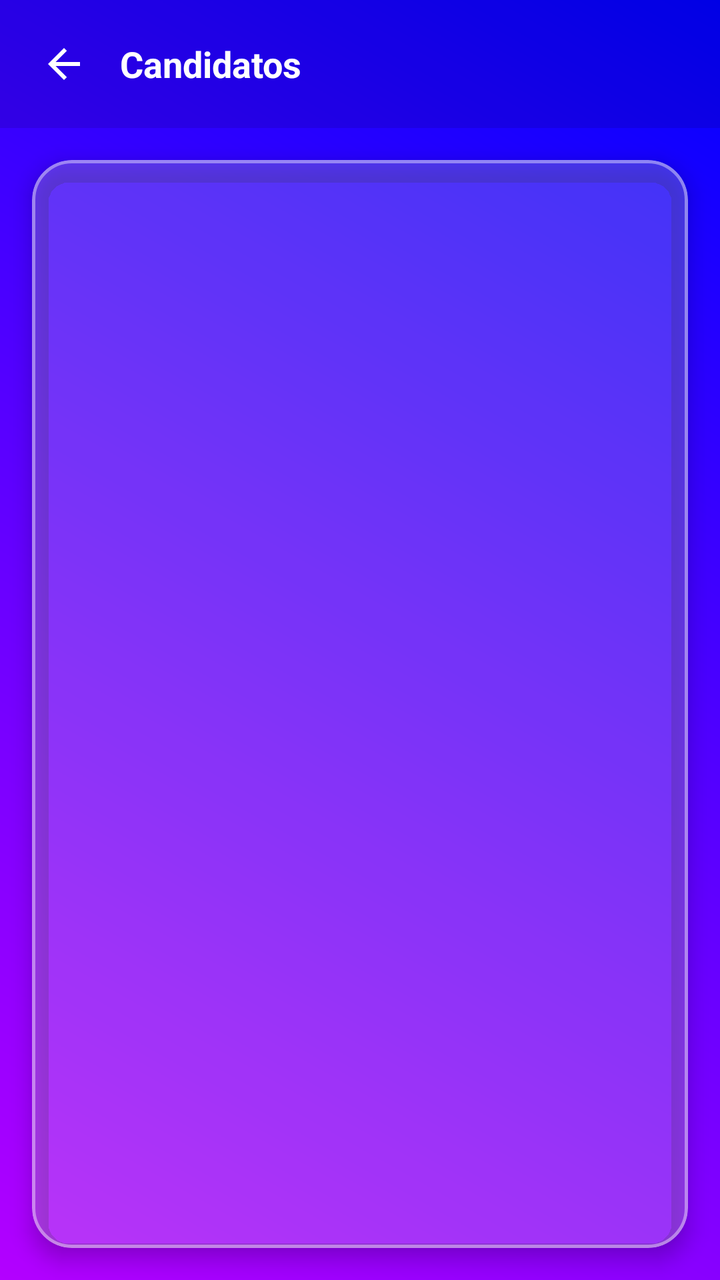
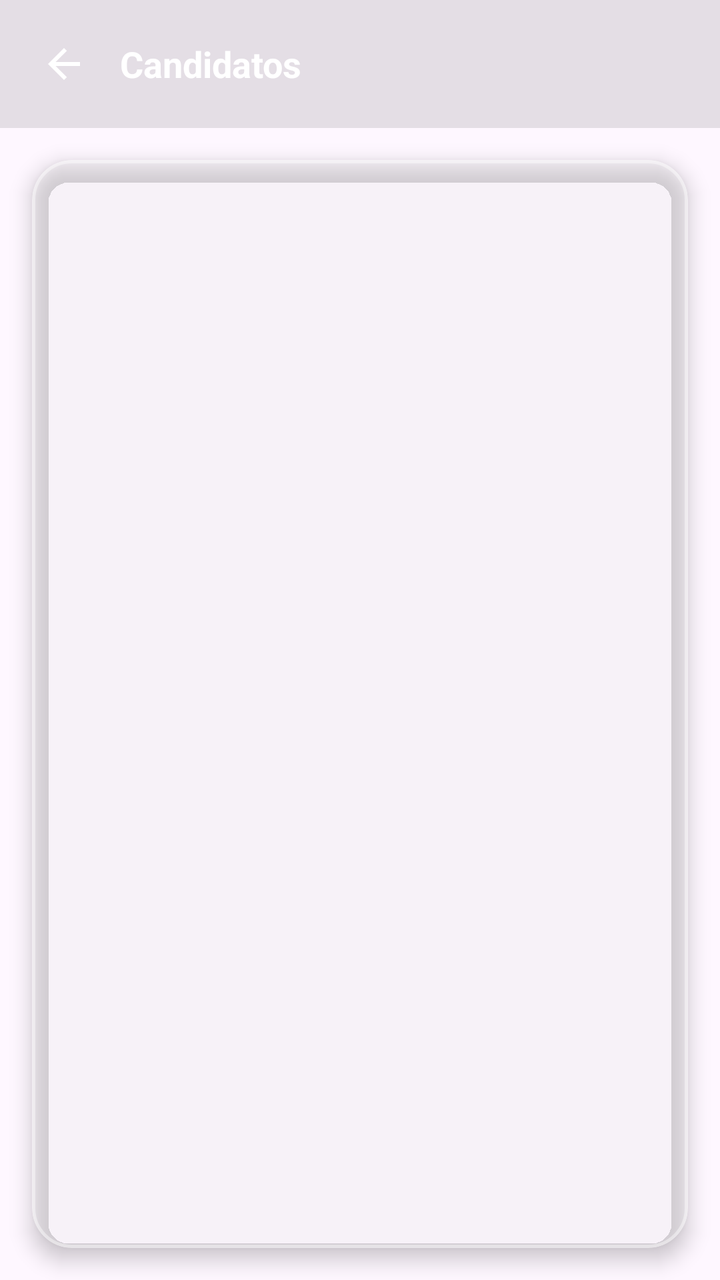

Screens rendered from an Android XML layout before and after an edit, with the pre-edit source and the edit as a unified diff.
<!-- AndroidManifest.xml: application theme Theme.PlataformaRemota -->
<!-- res/layout/activity_candidatos.xml -->
<?xml version="1.0" encoding="utf-8"?>
<LinearLayout xmlns:android="http://schemas.android.com/apk/res/android"
    xmlns:app="http://schemas.android.com/apk/res-auto"
    xmlns:tools="http://schemas.android.com/tools"
    android:layout_width="match_parent"
    android:layout_height="match_parent"
    android:background="@drawable/background_gradiente"
    android:orientation="vertical">

    <LinearLayout
        android:layout_width="match_parent"
        android:layout_height="wrap_content"
        android:background="#1A000000"
        android:gravity="center_vertical"
        android:orientation="horizontal"
        android:padding="12dp">

        <ImageView
            android:id="@+id/btnVoltarCandidatos"
            android:layout_width="40dp"
            android:layout_height="40dp"
            android:padding="8dp"
            android:background="?attr/selectableItemBackgroundBorderless"
            android:clickable="true"
            android:contentDescription="Voltar"
            android:focusable="true"
            android:src="@drawable/ic_arrow_back"
            app:tint="@color/white" />

        <TextView
            android:layout_width="0dp"
            android:layout_height="wrap_content"
            android:layout_marginStart="8dp"
            android:layout_weight="1"
            android:text="Candidatos"
            android:textColor="@color/white"
            android:textSize="18sp"
            android:textStyle="bold" />
    </LinearLayout>

    <com.google.android.material.card.MaterialCardView
        android:layout_width="match_parent"
        android:layout_height="0dp"
        android:layout_weight="1"
        android:layout_margin="16dp"
        app:cardBackgroundColor="#33FFFFFF"
        app:cardCornerRadius="20dp"
        app:cardElevation="6dp"
        app:strokeWidth="1.5dp"
        app:strokeColor="#66FFFFFF">

        <FrameLayout
            android:layout_width="match_parent"
            android:layout_height="match_parent"
            android:padding="4dp">

            <androidx.recyclerview.widget.RecyclerView
                android:id="@+id/rvCandidatos"
                android:layout_width="match_parent"
                android:layout_height="match_parent"
                android:visibility="gone"
                tools:listitem="@layout/item_candidato" />

            <LinearLayout
                android:id="@+id/layoutEstadoVazioCandidatos"
                android:layout_width="match_parent"
                android:layout_height="match_parent"
                android:gravity="center"
                android:orientation="vertical"
                android:padding="24dp"
                android:visibility="gone">

                <ImageView
                    android:layout_width="64dp"
                    android:layout_height="64dp"
                    android:layout_marginBottom="16dp"
                    android:src="@drawable/ic_inbox"
                    app:tint="#80FFFFFF" />

                <TextView
                    android:layout_width="wrap_content"
                    android:layout_height="wrap_content"
                    android:text="Ninguém se candidatou ainda"
                    android:textAlignment="center"
                    android:textColor="#80FFFFFF"
                    android:textSize="16sp" />
            </LinearLayout>

            <LinearLayout
                android:id="@+id/layoutLoadingCandidatos"
                android:layout_width="match_parent"
                android:layout_height="match_parent"
                android:gravity="center"
                android:orientation="vertical"
                android:visibility="visible">

                <ProgressBar
                    android:layout_width="48dp"
                    android:layout_height="48dp"
                    android:indeterminateTint="@color/white" />
            </LinearLayout>
        </FrameLayout>
    </com.google.android.material.card.MaterialCardView>
</LinearLayout>
<!-- res/layout/item_candidato.xml (included above) -->
<?xml version="1.0" encoding="utf-8"?>
<com.google.android.material.card.MaterialCardView xmlns:android="http://schemas.android.com/apk/res/android"
    xmlns:app="http://schemas.android.com/apk/res-auto"
    android:id="@+id/cardCandidato"
    android:layout_width="match_parent"
    android:layout_height="wrap_content"
    android:layout_marginHorizontal="8dp"
    android:layout_marginVertical="6dp"
    app:cardBackgroundColor="#F2FFFFFF"
    app:cardCornerRadius="16dp"
    app:cardElevation="2dp">

    <LinearLayout
        android:layout_width="match_parent"
        android:layout_height="wrap_content"
        android:gravity="center_vertical"
        android:orientation="horizontal"
        android:padding="16dp">

        <ImageView
            android:layout_width="40dp"
            android:layout_height="40dp"
            android:layout_marginEnd="12dp"
            android:src="@drawable/ic_person"
            app:tint="#0D226B" />

        <LinearLayout
            android:layout_width="0dp"
            android:layout_height="wrap_content"
            android:layout_weight="1"
            android:orientation="vertical">

            <TextView
                android:id="@+id/txtNomeCandidato"
                android:layout_width="match_parent"
                android:layout_height="wrap_content"
                android:text="Nome do Candidato"
                android:textColor="#0D226B"
                android:textSize="15sp"
                android:textStyle="bold" />

            <TextView
                android:id="@+id/txtDataCandidatura"
                android:layout_width="match_parent"
                android:layout_height="wrap_content"
                android:layout_marginTop="2dp"
                android:text="Candidatou-se em..."
                android:textColor="#888888"
                android:textSize="12sp" />
        </LinearLayout>

        <com.google.android.material.button.MaterialButton
            android:id="@+id/btnAbrirChatCandidato"
            android:layout_width="wrap_content"
            android:layout_height="40dp"
            android:insetTop="0dp"
            android:insetBottom="0dp"
            android:text="CHAT"
            android:textColor="@color/white"
            android:textSize="11sp"
            android:textStyle="bold"
            app:backgroundTint="#0D226B"
            app:cornerRadius="20dp"
            app:icon="@drawable/ic_chat"
            app:iconGravity="textStart"
            app:iconPadding="4dp"
            app:iconSize="14dp"
            app:iconTint="@color/white" />
    </LinearLayout>
</com.google.android.material.card.MaterialCardView>
<!-- resources referenced by this layout -->
<resources>
  <color name="white">#FFFFFFFF</color>
  <!-- drawable background_gradiente (drawable) -->
  <?xml version="1.0" encoding="utf-8"?>
  <shape xmlns:android="http://schemas.android.com/apk/res/android">
      <gradient
          android:startColor="#B300FF"
          android:endColor="#0000FF"
          android:angle="45"/>
  </shape>
  <!-- drawable ic_arrow_back (drawable) -->
  <vector xmlns:android="http://schemas.android.com/apk/res/android" android:autoMirrored="true" android:height="24dp" android:tint="#000000" android:viewportHeight="960" android:viewportWidth="960" android:width="24dp">
        
      <path android:fillColor="@android:color/white" android:pathData="M313,520L537,744L480,800L160,480L480,160L537,216L313,440L800,440L800,520L313,520Z"/>
      
  </vector>
  <!-- drawable ic_chat (drawable) -->
  <vector xmlns:android="http://schemas.android.com/apk/res/android" android:autoMirrored="true" android:height="24dp" android:tint="#000000" android:viewportHeight="960" android:viewportWidth="960" android:width="24dp">
        
      <path android:fillColor="@android:color/white" android:pathData="M240,560L560,560L560,480L240,480L240,560ZM240,440L720,440L720,360L240,360L240,440ZM240,320L720,320L720,240L240,240L240,320ZM80,880L80,160Q80,127 103.5,103.5Q127,80 160,80L800,80Q833,80 856.5,103.5Q880,127 880,160L880,640Q880,673 856.5,696.5Q833,720 800,720L240,720L80,880ZM206,640L800,640Q800,640 800,640Q800,640 800,640L800,160Q800,160 800,160Q800,160 800,160L160,160Q160,160 160,160Q160,160 160,160L160,685L206,640ZM160,640L160,640L160,160Q160,160 160,160Q160,160 160,160L160,160Q160,160 160,160Q160,160 160,160L160,640Q160,640 160,640Q160,640 160,640Z"/>
      
  </vector>
  <!-- drawable ic_inbox (drawable) -->
  <vector xmlns:android="http://schemas.android.com/apk/res/android" android:height="24dp" android:tint="#000000" android:viewportHeight="960" android:viewportWidth="960" android:width="24dp">
        
      <path android:fillColor="@android:color/white" android:pathData="M440,440L120,240L120,640Q120,640 120,640Q120,640 120,640L520,640L520,720L120,720Q87,720 63.5,696.5Q40,673 40,640L40,160Q40,127 63.5,103.5Q87,80 120,80L760,80Q793,80 816.5,103.5Q840,127 840,160L840,360L760,360L760,240L440,440ZM440,360L760,160L120,160L440,360ZM760,880Q694,880 647,833Q600,786 600,720L600,540Q600,498 629,469Q658,440 700,440Q742,440 771,469Q800,498 800,540L800,720L720,720L720,540Q720,532 714,526Q708,520 700,520Q692,520 686,526Q680,532 680,540L680,720Q680,753 703.5,776.5Q727,800 760,800Q793,800 816.5,776.5Q840,753 840,720L840,560L920,560L920,720Q920,786 873,833Q826,880 760,880ZM120,240L120,160L120,160L120,240L120,640Q120,640 120,640Q120,640 120,640L120,640L120,540Q120,482 120,441Q120,400 120,400L120,400L120,240Z"/>
      
  </vector>
  <!-- drawable ic_person (drawable) -->
  <vector xmlns:android="http://schemas.android.com/apk/res/android" android:height="24dp" android:tint="#000000" android:viewportHeight="24" android:viewportWidth="24" android:width="24dp">
        
      <path android:fillColor="@android:color/white" android:pathData="M12,12c2.21,0 4,-1.79 4,-4s-1.79,-4 -4,-4 -4,1.79 -4,4 1.79,4 4,4zM12,14c-2.67,0 -8,1.34 -8,4v2h16v-2c0,-2.66 -5.33,-4 -8,-4z"/>
      
  </vector>
  <style name="Theme.PlataformaRemota" parent="Base.Theme.PlataformaRemota" />
  <style name="Base.Theme.PlataformaRemota" parent="Theme.Material3.DayNight.NoActionBar">
          
          
          <item name="android:windowAnimationStyle">@style/ActivityAnimation</item>
      </style>
  <style name="ActivityAnimation" parent="@android:style/Animation.Activity">
          <item name="android:activityOpenEnterAnimation">@anim/slide_in_right</item>
          <item name="android:activityOpenExitAnimation">@anim/slide_out_left</item>
          <item name="android:activityCloseEnterAnimation">@anim/slide_in_left</item>
          <item name="android:activityCloseExitAnimation">@anim/slide_out_right</item>
      </style>
</resources>

<!-- the commit's change to res/layout/activity_candidatos.xml (unified diff, before → after) -->
@@ -4,9 +4,9 @@
     xmlns:tools="http://schemas.android.com/tools"
     android:layout_width="match_parent"
     android:layout_height="match_parent"
-    android:background="@drawable/background_gradiente"
     android:orientation="vertical">
 
+    
     <LinearLayout
         android:layout_width="match_parent"
         android:layout_height="wrap_content"
@@ -22,7 +22,6 @@
             android:padding="8dp"
             android:background="?attr/selectableItemBackgroundBorderless"
             android:clickable="true"
-            android:contentDescription="Voltar"
             android:focusable="true"
             android:src="@drawable/ic_arrow_back"
             app:tint="@color/white" />
@@ -38,6 +37,7 @@
             android:textStyle="bold" />
     </LinearLayout>
 
+    
     <com.google.android.material.card.MaterialCardView
         android:layout_width="match_parent"
         android:layout_height="0dp"
@@ -61,31 +61,55 @@
                 android:visibility="gone"
                 tools:listitem="@layout/item_candidato" />
 
+            
             <LinearLayout
                 android:id="@+id/layoutEstadoVazioCandidatos"
                 android:layout_width="match_parent"
                 android:layout_height="match_parent"
                 android:gravity="center"
                 android:orientation="vertical"
-                android:padding="24dp"
+                android:padding="32dp"
                 android:visibility="gone">
 
-                <ImageView
-                    android:layout_width="64dp"
-                    android:layout_height="64dp"
-                    android:layout_marginBottom="16dp"
-                    android:src="@drawable/ic_inbox"
-                    app:tint="#80FFFFFF" />
+                <com.google.android.material.card.MaterialCardView
+                    android:layout_width="120dp"
+                    android:layout_height="120dp"
+                    android:layout_marginBottom="20dp"
+                    app:cardBackgroundColor="#1AFFFFFF"
+                    app:cardCornerRadius="60dp"
+                    app:cardElevation="0dp"
+                    app:strokeWidth="2dp"
+                    app:strokeColor="#33FFFFFF">
+
+                    <ImageView
+                        android:layout_width="match_parent"
+                        android:layout_height="match_parent"
+                        android:padding="35dp"
+                        android:src="@drawable/ic_person"
+                        app:tint="#B3FFFFFF" />
+                </com.google.android.material.card.MaterialCardView>
 
                 <TextView
                     android:layout_width="wrap_content"
                     android:layout_height="wrap_content"
                     android:text="Ninguém se candidatou ainda"
                     android:textAlignment="center"
-                    android:textColor="#80FFFFFF"
-                    android:textSize="16sp" />
+                    android:textColor="@color/white"
+                    android:textSize="20sp"
+                    android:textStyle="bold" />
+
+                <TextView
+                    android:layout_width="wrap_content"
+                    android:layout_height="wrap_content"
+                    android:layout_marginTop="8dp"
+                    android:text="Quando alguém se candidatar, aparece aqui"
+                    android:textAlignment="center"
+                    android:textColor="#B3FFFFFF"
+                    android:textSize="14sp" />
+
             </LinearLayout>
 
+            
             <LinearLayout
                 android:id="@+id/layoutLoadingCandidatos"
                 android:layout_width="match_parent"
<!-- resource entries referenced after the edit -->
@@ -1,14 +1,6 @@
 <!-- resources referenced by this layout -->
 <resources>
   <color name="white">#FFFFFFFF</color>
-  <!-- drawable background_gradiente (drawable) -->
-  <?xml version="1.0" encoding="utf-8"?>
-  <shape xmlns:android="http://schemas.android.com/apk/res/android">
-      <gradient
-          android:startColor="#B300FF"
-          android:endColor="#0000FF"
-          android:angle="45"/>
-  </shape>
   <!-- drawable ic_arrow_back (drawable) -->
   <vector xmlns:android="http://schemas.android.com/apk/res/android" android:autoMirrored="true" android:height="24dp" android:tint="#000000" android:viewportHeight="960" android:viewportWidth="960" android:width="24dp">
         
@@ -21,12 +13,6 @@
       <path android:fillColor="@android:color/white" android:pathData="M240,560L560,560L560,480L240,480L240,560ZM240,440L720,440L720,360L240,360L240,440ZM240,320L720,320L720,240L240,240L240,320ZM80,880L80,160Q80,127 103.5,103.5Q127,80 160,80L800,80Q833,80 856.5,103.5Q880,127 880,160L880,640Q880,673 856.5,696.5Q833,720 800,720L240,720L80,880ZM206,640L800,640Q800,640 800,640Q800,640 800,640L800,160Q800,160 800,160Q800,160 800,160L160,160Q160,160 160,160Q160,160 160,160L160,685L206,640ZM160,640L160,640L160,160Q160,160 160,160Q160,160 160,160L160,160Q160,160 160,160Q160,160 160,160L160,640Q160,640 160,640Q160,640 160,640Z"/>
       
   </vector>
-  <!-- drawable ic_inbox (drawable) -->
-  <vector xmlns:android="http://schemas.android.com/apk/res/android" android:height="24dp" android:tint="#000000" android:viewportHeight="960" android:viewportWidth="960" android:width="24dp">
-        
-      <path android:fillColor="@android:color/white" android:pathData="M440,440L120,240L120,640Q120,640 120,640Q120,640 120,640L520,640L520,720L120,720Q87,720 63.5,696.5Q40,673 40,640L40,160Q40,127 63.5,103.5Q87,80 120,80L760,80Q793,80 816.5,103.5Q840,127 840,160L840,360L760,360L760,240L440,440ZM440,360L760,160L120,160L440,360ZM760,880Q694,880 647,833Q600,786 600,720L600,540Q600,498 629,469Q658,440 700,440Q742,440 771,469Q800,498 800,540L800,720L720,720L720,540Q720,532 714,526Q708,520 700,520Q692,520 686,526Q680,532 680,540L680,720Q680,753 703.5,776.5Q727,800 760,800Q793,800 816.5,776.5Q840,753 840,720L840,560L920,560L920,720Q920,786 873,833Q826,880 760,880ZM120,240L120,160L120,160L120,240L120,640Q120,640 120,640Q120,640 120,640L120,640L120,540Q120,482 120,441Q120,400 120,400L120,400L120,240Z"/>
-      
-  </vector>
   <!-- drawable ic_person (drawable) -->
   <vector xmlns:android="http://schemas.android.com/apk/res/android" android:height="24dp" android:tint="#000000" android:viewportHeight="24" android:viewportWidth="24" android:width="24dp">
         
@@ -35,9 +21,9 @@
   </vector>
   <style name="Theme.PlataformaRemota" parent="Base.Theme.PlataformaRemota" />
   <style name="Base.Theme.PlataformaRemota" parent="Theme.Material3.DayNight.NoActionBar">
-          
-          
           <item name="android:windowAnimationStyle">@style/ActivityAnimation</item>
+          <item name="android:fontFamily">sans-serif</item>
+          <item name="fontFamily">sans-serif</item>
       </style>
   <style name="ActivityAnimation" parent="@android:style/Animation.Activity">
           <item name="android:activityOpenEnterAnimation">@anim/slide_in_right</item>
